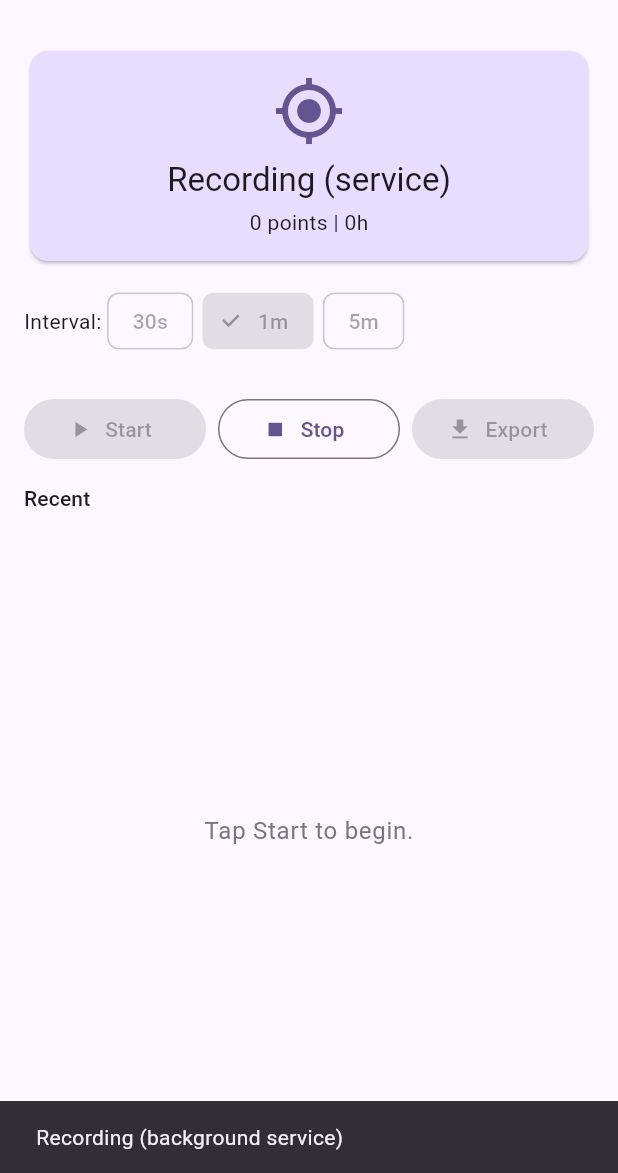
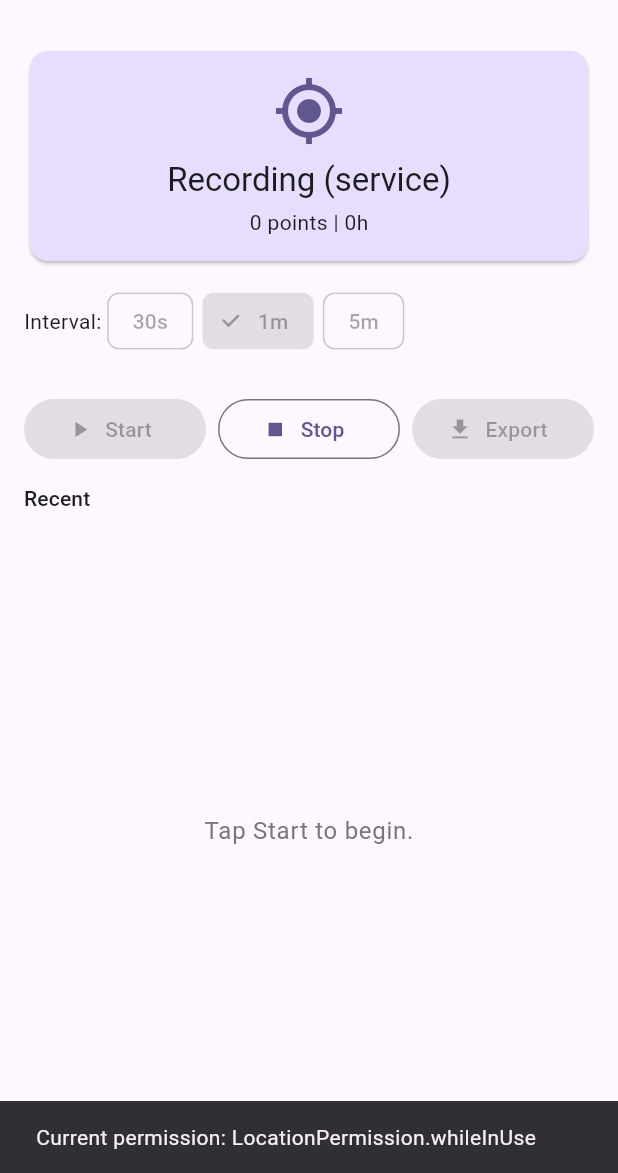
Before and after one commit to zairn-dev/zairn-sdk-flutter, a Flutter app: the screen it shows after launch, after a tap on "Start", on a phone screen of 412 x 824 dp, the part 63-1236 px from its top. Run offline on Flutter 3.47's test engine with Material 3 defaults, Android fonts, the phone set to English and light mode, and no system bars; our stand-ins replace geolocator, shared_preferences, supabase_flutter; missing offline and left inert: flutter_foreground_task; accounts and stored records are empty.

Commit message:
debug(example): add verbose error logging to Start flow
Shows snackbar for each step: permission check, notification
permission, service start result. Helps diagnose MIUI issues.

Co-Authored-By: Claude Opus 4.6 (1M context) <noreply@anthropic.com>

```diff
--- a/example/lib/main.dart
+++ b/example/lib/main.dart
@@ -209,12 +209,16 @@ class _TraceCollectorPageState extends State<TraceCollectorPage> with WidgetsBin
   Future<void> _start() async {
     if (_isCollecting) return;
 
-    if (!await Geolocator.isLocationServiceEnabled()) {
+    try {
+      final serviceEnabled = await Geolocator.isLocationServiceEnabled();
+      if (!serviceEnabled) {
         _showSnackBar('Location services disabled. Enable GPS.');
         return;
       }
 
       var perm = await Geolocator.checkPermission();
+      _showSnackBar('Current permission: $perm');
+
       if (perm == LocationPermission.denied) {
         perm = await Geolocator.requestPermission();
         if (perm == LocationPermission.denied) {
@@ -233,16 +237,23 @@ class _TraceCollectorPageState extends State<TraceCollectorPage> with WidgetsBin
       } else {
         await _startIos();
       }
+    } catch (e) {
+      _showSnackBar('Start error: $e');
+      debugPrint('Start error: $e');
+    }
   }
 
   Future<void> _startAndroid() async {
+    try {
       final notifPerm = await FlutterForegroundTask.checkNotificationPermission();
+      _showSnackBar('Notification permission: $notifPerm');
       if (notifPerm != NotificationPermission.granted) {
         await FlutterForegroundTask.requestNotificationPermission();
       }
 
       _initAndroidForegroundTask();
 
+      _showSnackBar('Starting foreground service...');
       final result = await FlutterForegroundTask.startService(
         serviceId: 256,
         notificationTitle: 'Zairn Trace',
@@ -250,11 +261,16 @@ class _TraceCollectorPageState extends State<TraceCollectorPage> with WidgetsBin
         callback: startCallback,
       );
 
+      _showSnackBar('Service result: $result (${result.runtimeType})');
       if (result is ServiceRequestSuccess) {
         setState(() => _isCollecting = true);
-      _showSnackBar('Recording (background service)');
+        _showSnackBar('Recording (background service active)');
       } else {
-      _showSnackBar('Failed to start service');
+        _showSnackBar('Failed: $result');
+      }
+    } catch (e) {
+      _showSnackBar('Android start error: $e');
+      debugPrint('Android start error: $e');
     }
   }
 
```
Lines whose indentation alone changed are shown as unchanged.
